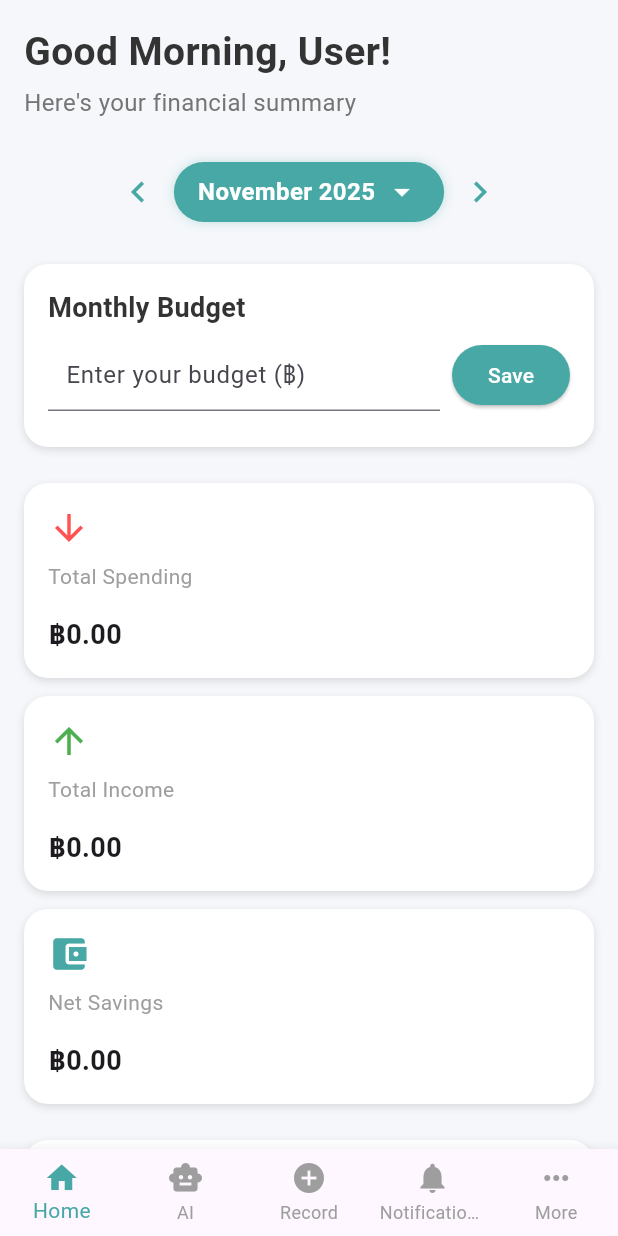
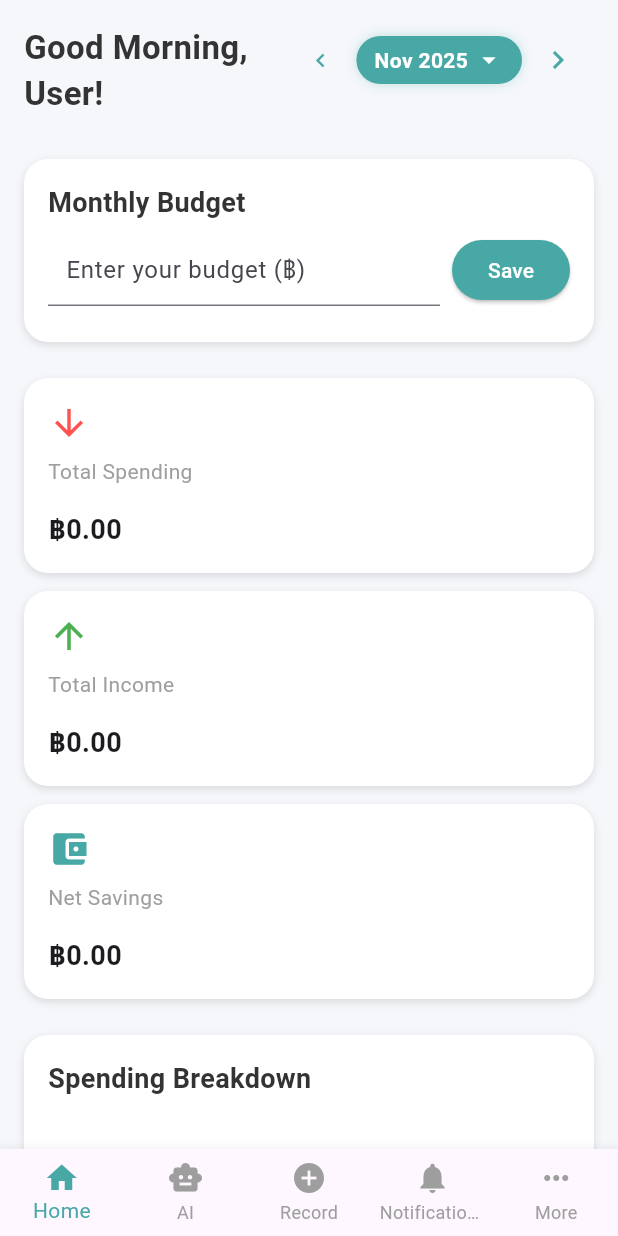
Before and after one commit to nooele2/BudgetBear, a Flutter app: the HomePage screen opened directly, on a phone screen of 412 x 824 dp. Run offline on Flutter 3.47's test engine with Material 3 defaults, Android fonts, the phone set to English and light mode, and no system bars; our stand-ins replace cloud_firestore, firebase_auth, firebase_core, fl_chart, google_fonts; accounts and stored records are empty.

Commit message:
moved date selector to the top

```diff
--- a/lib/pages/home_page.dart
+++ b/lib/pages/home_page.dart
@@ -239,38 +239,45 @@ Future<void> _loadUserName() async {
                 child: Column(
                   crossAxisAlignment: CrossAxisAlignment.start,
                   children: [
+Row(
+  mainAxisAlignment: MainAxisAlignment.spaceBetween,
+  crossAxisAlignment: CrossAxisAlignment.start,
+  children: [
+    //starts here
+    //greeting
+    Expanded(
+      child: Column(
+        crossAxisAlignment: CrossAxisAlignment.start,
+        children: [
           Text(
             "${_getGreeting()}, ${userName.isNotEmpty ? userName : 'User'}!",
             style: const TextStyle(
-                          fontSize: 26,
+              fontSize: 22,
               fontWeight: FontWeight.bold,
               color: textColor,
             ),
           ),
           const SizedBox(height: 4),
-                    Text(
-                      "Here's your financial summary",
-                      style: TextStyle(
-                        fontSize: 16,
-                        color: Colors.grey.shade600,
+        ],
       ),
     ),
-                    const SizedBox(height: 24),
 
-                    // Month Selector
+    //month slector
     Row(
-                      mainAxisAlignment: MainAxisAlignment.center,
+      mainAxisSize: MainAxisSize.min,
       children: [
         IconButton(
-                          icon: const Icon(Icons.chevron_left, size: 28),
+          icon: const Icon(Icons.chevron_left, size: 18),
           color: accent,
           onPressed: _goToPreviousMonth,
+          padding: EdgeInsets.zero,
+          constraints: const BoxConstraints(),
         ),
         GestureDetector(
           onTap: () => _showMonthYearPicker(context),
           child: Container(
             padding: const EdgeInsets.symmetric(
-                                vertical: 8, horizontal: 16),
+                vertical: 6, horizontal: 12),
             decoration: BoxDecoration(
               color: accent,
               borderRadius: BorderRadius.circular(20),
@@ -282,26 +289,31 @@ Future<void> _loadUserName() async {
               ],
             ),
             child: Row(
+              mainAxisSize: MainAxisSize.min,
               children: [
                 Text(
-                                  "${months[currentMonthIndex]} $selectedYear",
+                  "${months[currentMonthIndex].substring(0, 3)} $selectedYear",
                   style: const TextStyle(
                     color: Colors.white,
                     fontWeight: FontWeight.w600,
-                                    fontSize: 16,
+                    fontSize: 14,
                   ),
                 ),
-                                const SizedBox(width: 6),
+                const SizedBox(width: 4),
                 const Icon(Icons.arrow_drop_down,
-                                    color: Colors.white),
+                    color: Colors.white, size: 20),
               ],
             ),
           ),
         ),
         IconButton(
-                          icon: const Icon(Icons.chevron_right, size: 28),
+          icon: const Icon(Icons.chevron_right, size: 24),
           color: accent,
           onPressed: _goToNextMonth,
+          padding: EdgeInsets.zero,
+          constraints: const BoxConstraints(),
+        ),
+      ],
     ),
   ],
 ),
```
Lines whose indentation alone changed are shown as unchanged.
